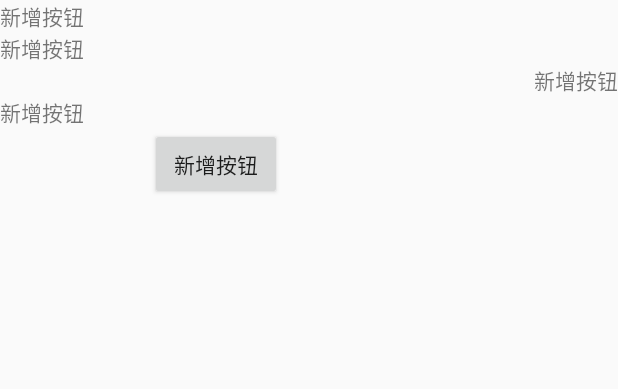
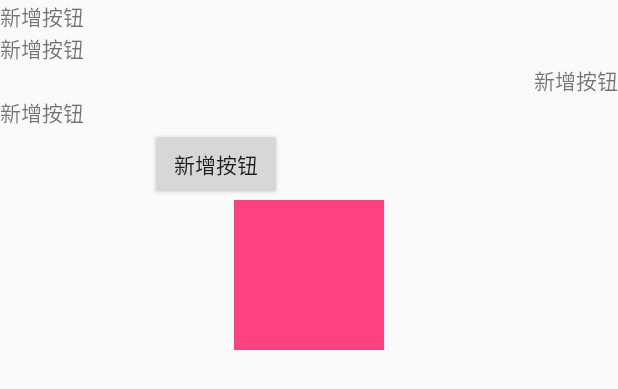
Before and after one commit to imgod1/TestHelp, an Android app: the layout activity_main.xml on its own in the app's theme, with its tools: preview values and no code run, on a phone screen of 412 x 824 dp. Shown: the top 389 px of the screen. Run offline under Robolectric (Android 15) with nearby library versions, the phone set to English and light mode, and no system bars.

Commit message:
修改了思路

```diff
--- a/app/src/main/res/layout/activity_main.xml
+++ b/app/src/main/res/layout/activity_main.xml
@@ -1,8 +1,8 @@
 <?xml version="1.0" encoding="utf-8"?>
-<AbsoluteLayout  android:layout_width="match_parent"
+<!--<AbsoluteLayout  android:layout_width="match_parent"
     android:layout_height="match_parent"
     android:id="@+id/llayout_main"
-    xmlns:android="http://schemas.android.com/apk/res/android">
+    xmlns:android="http://schemas.android.com/apk/res/android">-->
     <LinearLayout xmlns:android="http://schemas.android.com/apk/res/android"
         xmlns:tools="http://schemas.android.com/tools"
 
@@ -57,6 +57,18 @@
                 android:layout_alignParentLeft="true"
                 />
         </RelativeLayout>
+
+        <RelativeLayout
+            android:layout_width="match_parent"
+            android:layout_height="100dp">
+           <View
+               android:id="@+id/v_test"
+               android:layout_width="100dp"
+               android:layout_height="100dp"
+               android:background="@color/colorAccent"
+               android:layout_centerInParent="true"></View>
+        </RelativeLayout>
+
     </LinearLayout>
 
-</AbsoluteLayout>
+<!--</AbsoluteLayout>-->
```
Also changed, not shown: app/src/main/java/com/imgod/gaokang/testhelp/MainActivity.java (+33 -19 lines), app/src/main/java/com/imgod/gaokang/testhelp/bean/HelpResponse.java (+7 -37 lines), app/src/main/java/com/imgod/gaokang/testhelp/view/CustomerAbsoluteLayout.java (added, +33 -0 lines).
